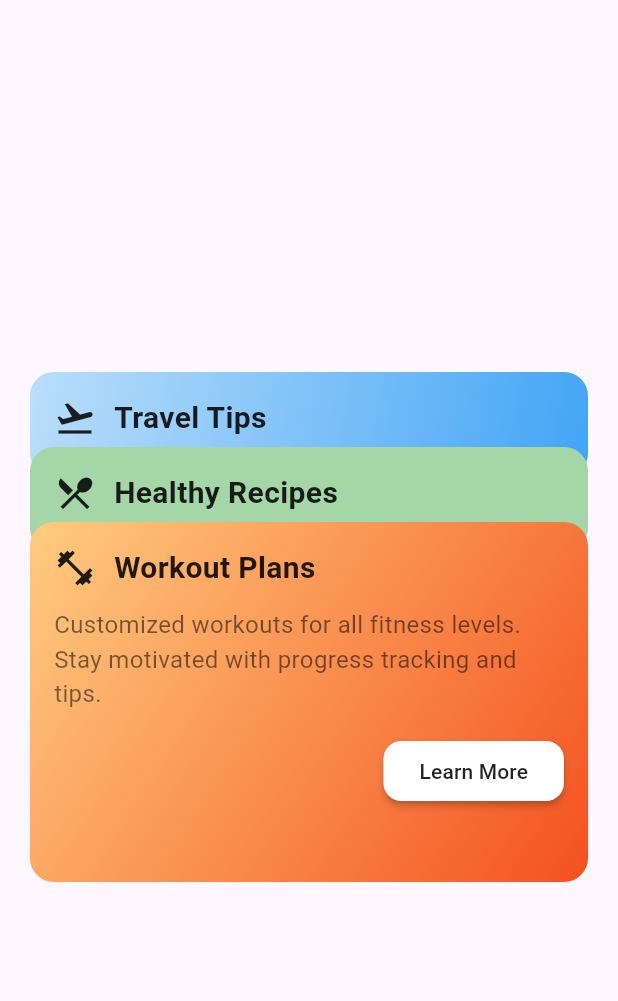
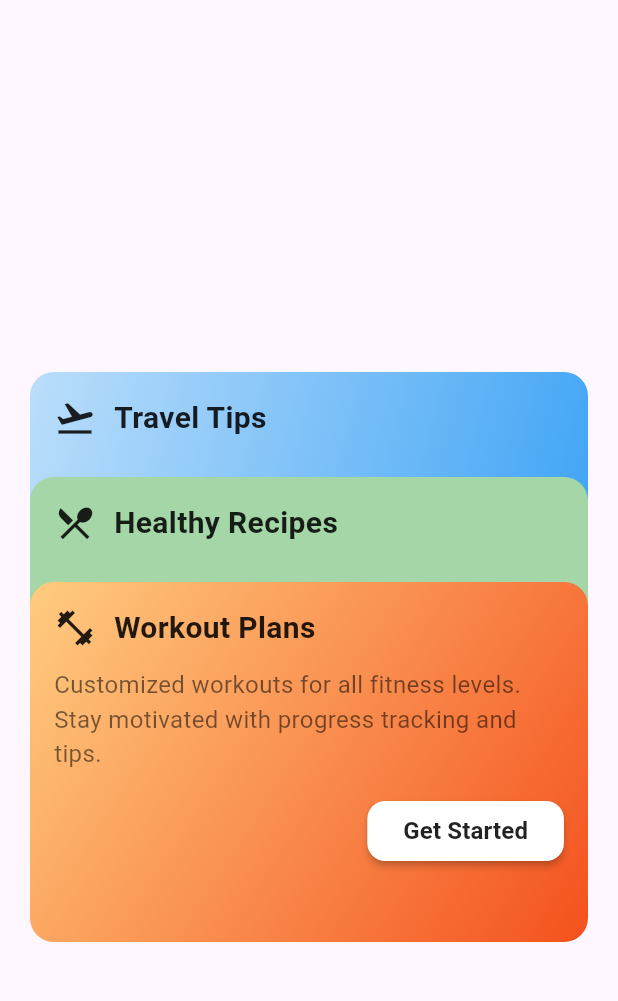
Before and after one commit to Sunilnani/stacked_card, a Flutter app: the screen it shows after launch, on a phone screen of 412 x 824 dp, the part 63-1064 px from its top. Run offline on Flutter 3.47's test engine with Material 3 defaults, Android fonts, the phone set to English and light mode, and no system bars.

Commit message:
feat: expandable stacked cards with gradients & CTA

```diff
--- a/example/lib/main.dart
+++ b/example/lib/main.dart
@@ -28,6 +28,8 @@ class ExampleApp extends StatelessWidget {
       ),
       CardItem(
         title: 'Workout Plans',
+        isButton: true,
+        buttonTitle: 'Get Started',
         body:
         'Customized workouts for all fitness levels. Stay motivated with progress tracking and tips.',
         icon: Icons.fitness_center,
@@ -57,18 +59,30 @@ class ExampleApp extends StatelessWidget {
 class CardItem {
   final String title;
   final String body;
+  final TextStyle? titleTextStyle;
+  final TextStyle? bodyTextStyle;
+  final String? buttonTitle;
+  final TextStyle? buttonTextStyle;
+  final ButtonStyle? buttonStyle;
   final IconData? icon;
 
   /// Provide **either** a gradient **or** a solid colour.
   final List<Color>? gradientColors;
   final Color? solidColor;
+  final bool? isButton;
 
   CardItem({
     required this.title,
     required this.body,
+    this.titleTextStyle,
+    this.bodyTextStyle,
+    this.buttonTitle,
+    this.buttonTextStyle,
+    this.buttonStyle,
     this.icon,
     this.gradientColors,
     this.solidColor,
+    this.isButton,
   }) : assert(
   (gradientColors != null && gradientColors.length >= 2) ||
       (solidColor != null),
@@ -87,9 +101,9 @@ class StackedCards extends StatefulWidget {
 }
 
 class _StackedCardsState extends State<StackedCards> {
-  static const double _collapsedHeight = 70;
+  static const double _collapsedHeight = 100;
   static const double _expandedHeight  = 240;
-  static const double _overlap         = 50;
+  static const double _overlap         = 70;
 
   late List<CardItem> _items;
   late CardItem _selected;
@@ -172,7 +186,7 @@ class _StackedCardsState extends State<StackedCards> {
                           Expanded(
                             child: Text(
                               item.title,
-                              style: const TextStyle(
+                              style: item.titleTextStyle ?? TextStyle(
                                 fontSize: 20,
                                 fontWeight: FontWeight.bold,
                                 color: Colors.black87,
@@ -187,16 +201,17 @@ class _StackedCardsState extends State<StackedCards> {
                         const SizedBox(height: 12),
                         Text(
                           item.body,
-                          style: const TextStyle(
+                          style: item.bodyTextStyle ?? TextStyle(
                             fontSize: 16,
                             color: Colors.black54,
                           ),
                         ),
                         const SizedBox(height: 16),
+                        item.isButton == true ?
                         Align(
                           alignment: Alignment.bottomRight,
                           child: ElevatedButton(
-                            style: ElevatedButton.styleFrom(
+                            style:item.buttonStyle ?? ElevatedButton.styleFrom(
                               backgroundColor: Colors.white,
                               foregroundColor: Colors.black87,
                               elevation: 2,
@@ -205,9 +220,9 @@ class _StackedCardsState extends State<StackedCards> {
                               ),
                             ),
                             onPressed: () {},
-                            child: const Text('Learn More'),
+                            child:  Text(item.buttonTitle ?? 'Learn More',style:item.buttonTextStyle ?? TextStyle(color: Colors.black87,fontSize: 16, fontWeight: FontWeight.bold),),
                           ),
-                        ),
+                        ) : const SizedBox.shrink(),
                       ],
                     ],
                   ),
```
Also changed, not shown: example/pubspec.lock.
